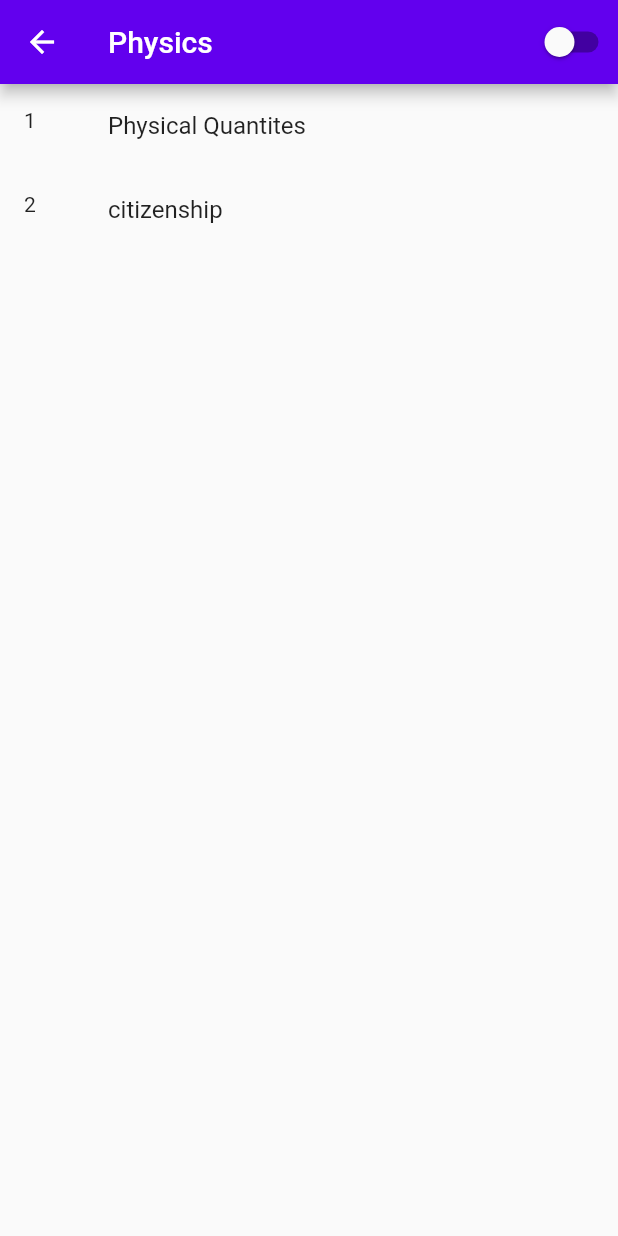
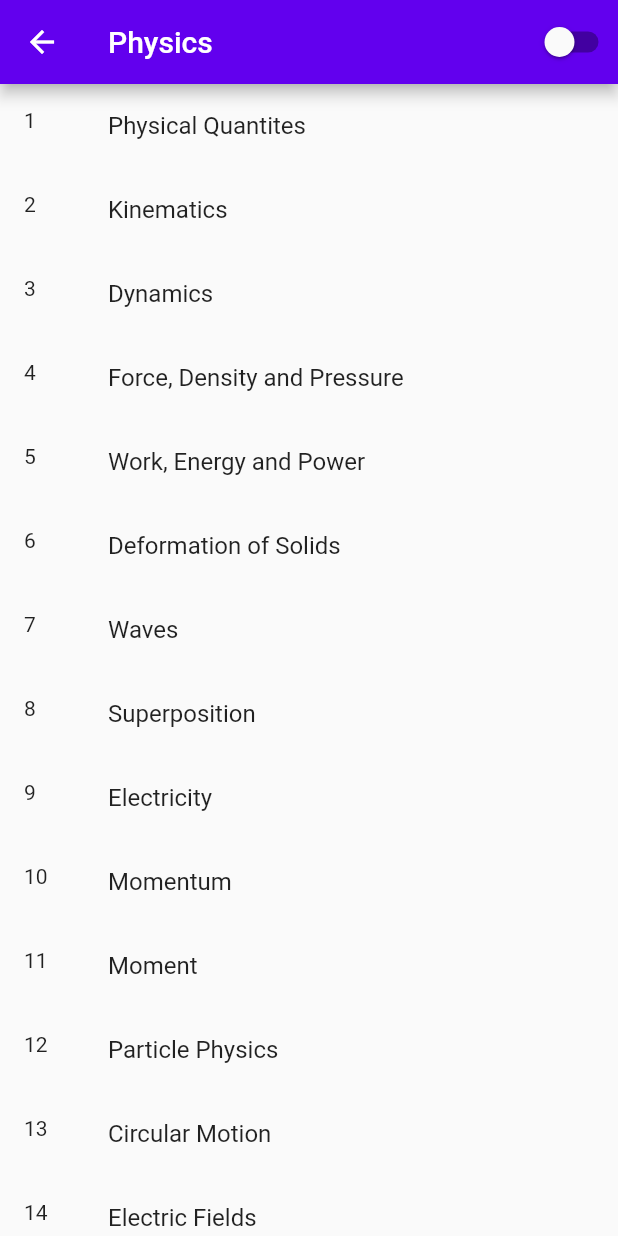
Before and after one commit to Sauske05/alevelnotes-arun_updated, a Flutter app: the PhysicsScreen screen opened directly, on a phone screen of 412 x 824 dp. Run offline on Flutter 3.47's test engine with Material 2 defaults, Android fonts, the phone set to English and light mode, and no system bars; our stand-ins replace animated_splash_screen, cloud_firestore, connectivity_plus, dio, firebase_auth, firebase_core and 5 more; missing offline and left inert: syncfusion_flutter_pdfviewer; accounts and stored records are empty; network calls fail; Roboto replaces fonts that are missing (AkayaTelivigala).

Commit message:
Physics notes...

```diff
--- a/lib/models/dummylist.dart
+++ b/lib/models/dummylist.dart
@@ -2,7 +2,28 @@ import './listtile_module.dart';
 
 List<ListTilemodule> physicspdf = [
   ListTilemodule(Title: 'Physical Quantites', num: 1),
-  ListTilemodule(Title: 'citizenship', num: 2),
+  ListTilemodule(Title: 'Kinematics', num: 2),
+  ListTilemodule(Title: 'Dynamics', num: 3),
+  ListTilemodule(Title: 'Force, Density and Pressure', num: 4),
+  ListTilemodule(Title: 'Work, Energy and Power', num: 5),
+  ListTilemodule(Title: 'Deformation of Solids', num: 6),
+  ListTilemodule(Title: 'Waves', num: 7),
+  ListTilemodule(Title: 'Superposition', num: 8),
+  ListTilemodule(Title: 'Electricity', num: 9),
+  ListTilemodule(Title: 'Momentum', num: 10),
+  ListTilemodule(Title: 'Moment', num: 11),
+  ListTilemodule(Title: 'Particle Physics', num: 12),
+  ListTilemodule(Title: 'Circular Motion', num: 13),
+  ListTilemodule(Title: 'Electric Fields', num: 14),
+  ListTilemodule(Title: 'Gravitation', num: 15),
+  ListTilemodule(Title: 'Ideal Gases', num: 16),
+  ListTilemodule(Title: 'Capacitance', num: 17),
+  ListTilemodule(Title: 'Temperature', num: 18),
+  ListTilemodule(Title: 'Oscillation', num: 19),
+  ListTilemodule(Title: 'Magnetic Fields', num: 20),
+  ListTilemodule(Title: 'Alternating Current', num: 21),
+  ListTilemodule(Title: 'Nuclear Radiation', num: 22),
+  ListTilemodule(Title: 'Quantam Physics and Space', num: 23),
 ];
 
 List<ListTilemodule> mathpdf = [
```
Also changed, not shown: lib/screens/help_support.dart (+17 -3 lines), lib/widgets/pdf_creator_Math.dart (+10 -2 lines).
